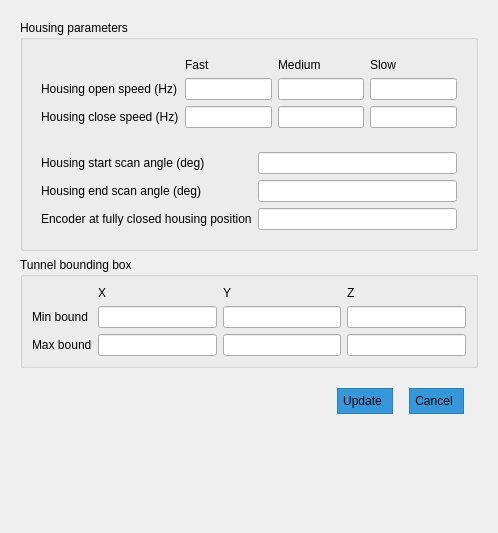
This is qt5_ui/setting_page.ui in jacondv/intelijet_v2 as Qt 5 draws it before an edit. The edited form follows.
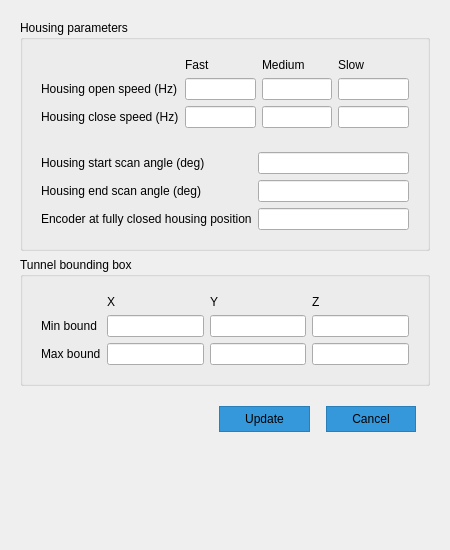
This is the edited form.

Patch:
```diff
--- a/qt5_ui/setting_page.ui
+++ b/qt5_ui/setting_page.ui
@@ -6,8 +6,8 @@
    <rect>
     <x>0</x>
     <y>0</y>
-    <width>498</width>
-    <height>533</height>
+    <width>450</width>
+    <height>550</height>
    </rect>
   </property>
   <property name="minimumSize">
@@ -30,7 +30,7 @@
         background-color: #3498db;  /* màu nền */
         color: balck;               /* màu chữ */
         border: 1px solid #2980b9;  /* viền */
-        padding: 5px 10px 5px 5px;          /* padding */
+        padding: 5px 25px 5px 25px;          /* padding */
 		margin: 5px 5px 5px 5px;
 
     }
@@ -41,7 +41,7 @@
 
 </string>
   </property>
-  <layout class="QVBoxLayout" name="verticalLayout">
+  <layout class="QVBoxLayout">
    <item>
     <widget class="QWidget" name="widget" native="true">
      <layout class="QVBoxLayout" name="verticalLayout_2">
@@ -154,59 +154,65 @@
         <property name="title">
          <string>Tunnel bounding box</string>
         </property>
-        <layout class="QGridLayout" name="gridLayout">
-         <item row="2" column="0">
-          <widget class="QLabel" name="label_16">
-           <property name="text">
-            <string>Max bound</string>
-           </property>
-          </widget>
-         </item>
-         <item row="1" column="0">
-          <widget class="QLabel" name="label_15">
-           <property name="text">
-            <string>Min bound</string>
-           </property>
-          </widget>
-         </item>
-         <item row="0" column="5">
+        <layout class="QVBoxLayout" name="verticalLayout_3">
+         <item>
+          <widget class="QWidget" name="widget_5" native="true">
+           <layout class="QGridLayout" name="gridLayout_5">
+            <item row="0" column="1">
           <widget class="QLabel" name="label_49">
            <property name="text">
             <string>X</string>
            </property>
           </widget>
          </item>
-         <item row="0" column="6">
+            <item row="0" column="2">
           <widget class="QLabel" name="label_51">
            <property name="text">
             <string>Y</string>
            </property>
           </widget>
          </item>
-         <item row="0" column="7">
+            <item row="0" column="3">
           <widget class="QLabel" name="label_50">
            <property name="text">
             <string>Z</string>
            </property>
           </widget>
          </item>
-         <item row="1" column="6">
+            <item row="1" column="0">
+             <widget class="QLabel" name="label_15">
+              <property name="text">
+               <string>Min bound</string>
+              </property>
+             </widget>
+            </item>
+            <item row="1" column="1">
+             <widget class="QLineEdit" name="txtTunnelMinBoundX"/>
+            </item>
+            <item row="1" column="2">
           <widget class="QLineEdit" name="txtTunnelMinBoundY"/>
          </item>
-         <item row="1" column="7">
+            <item row="1" column="3">
           <widget class="QLineEdit" name="txtTunnelMinBoundZ"/>
          </item>
-         <item row="1" column="5">
-          <widget class="QLineEdit" name="txtTunnelMinBoundX"/>
-         </item>
-         <item row="2" column="7">
-          <widget class="QLineEdit" name="txtTunnelMaxBoundZ"/>
-         </item>
-         <item row="2" column="6">
-          <widget class="QLineEdit" name="txtTunnelMaxBoundY"/>
-         </item>
-         <item row="2" column="5">
+            <item row="2" column="0">
+             <widget class="QLabel" name="label_16">
+              <property name="text">
+               <string>Max bound</string>
+              </property>
+             </widget>
+            </item>
+            <item row="2" column="1">
           <widget class="QLineEdit" name="txtTunnelMaxBoundX"/>
+            </item>
+            <item row="2" column="2">
+             <widget class="QLineEdit" name="txtTunnelMaxBoundY"/>
+            </item>
+            <item row="2" column="3">
+             <widget class="QLineEdit" name="txtTunnelMaxBoundZ"/>
+            </item>
+           </layout>
+          </widget>
          </item>
         </layout>
        </widget>
```
Lines whose indentation alone changed are shown as unchanged.
